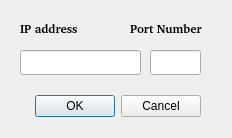
cakturk/plugin, file DoNothing/settingsdialog.ui: the form before one commit.
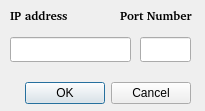
The form after the commit.

Commit message: DoNothing: Add custom UI for settings dialog.

Diff of the .ui file:
```diff
--- a/DoNothing/settingsdialog.ui
+++ b/DoNothing/settingsdialog.ui
@@ -6,18 +6,36 @@
    <rect>
     <x>0</x>
     <y>0</y>
-    <width>232</width>
-    <height>138</height>
+    <width>205</width>
+    <height>111</height>
    </rect>
   </property>
+  <property name="sizePolicy">
+   <sizepolicy hsizetype="Fixed" vsizetype="Fixed">
+    <horstretch>0</horstretch>
+    <verstretch>0</verstretch>
+   </sizepolicy>
+  </property>
+  <property name="minimumSize">
+   <size>
+    <width>205</width>
+    <height>111</height>
+   </size>
+  </property>
+  <property name="maximumSize">
+   <size>
+    <width>205</width>
+    <height>111</height>
+   </size>
+  </property>
   <property name="windowTitle">
    <string>Dialog</string>
   </property>
   <widget class="QDialogButtonBox" name="buttonBox">
    <property name="geometry">
     <rect>
-     <x>20</x>
-     <y>90</y>
+     <x>10</x>
+     <y>77</y>
      <width>181</width>
      <height>32</height>
     </rect>
@@ -32,8 +50,8 @@
   <widget class="QLineEdit" name="lineEditIP">
    <property name="geometry">
     <rect>
-     <x>20</x>
-     <y>50</y>
+     <x>10</x>
+     <y>37</y>
      <width>121</width>
      <height>25</height>
     </rect>
@@ -42,8 +60,8 @@
   <widget class="QLineEdit" name="lineEditPort">
    <property name="geometry">
     <rect>
-     <x>150</x>
-     <y>50</y>
+     <x>140</x>
+     <y>37</y>
      <width>51</width>
      <height>25</height>
     </rect>
@@ -52,8 +70,8 @@
   <widget class="QLabel" name="labelIP">
    <property name="geometry">
     <rect>
-     <x>20</x>
-     <y>20</y>
+     <x>10</x>
+     <y>7</y>
      <width>71</width>
      <height>16</height>
     </rect>
@@ -72,8 +90,8 @@
   <widget class="QLabel" name="labelPort">
    <property name="geometry">
     <rect>
-     <x>130</x>
-     <y>20</y>
+     <x>120</x>
+     <y>7</y>
      <width>81</width>
      <height>16</height>
     </rect>
```
Left out of the diff: 2 changed lines with no effect on the pictures. The commit also changes 2 other files.
